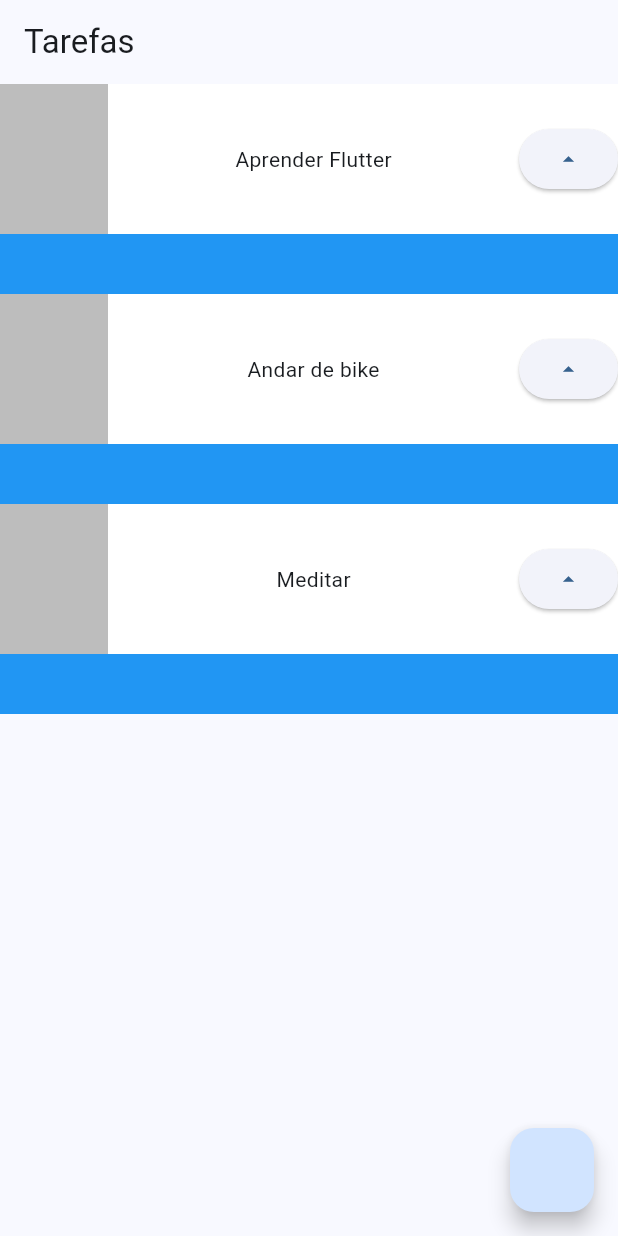
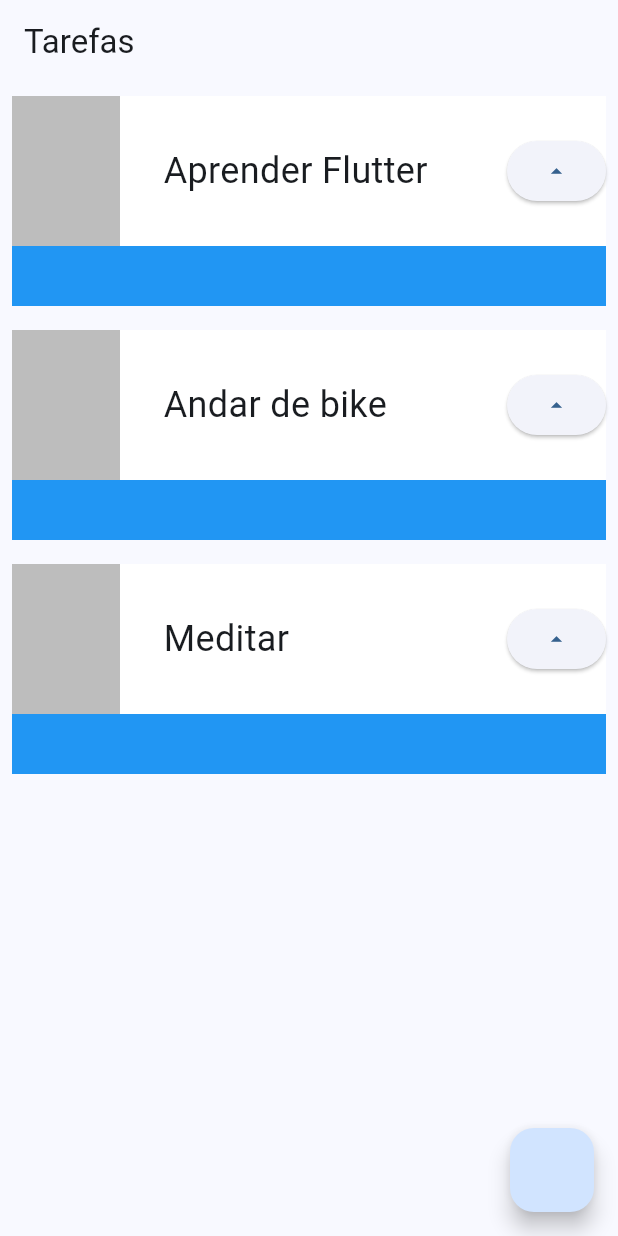
Before and after one commit to Mateuxx/Flutter-Projects, a Flutter app: the screen it shows after launch, on a phone screen of 412 x 824 dp. Run offline on Flutter 3.47's test engine with Material 3 defaults, Android fonts, the phone set to English and light mode, and no system bars.

Commit message:
Implementando ListView e Padding:  - ListView  - Overflow de textos  - Paddin de um container

```diff
--- a/lib/main.dart
+++ b/lib/main.dart
@@ -21,7 +21,7 @@ class MyApp extends StatelessWidget {
         appBar: AppBar(
           title: Text("Tarefas"),
         ),
-        body: Column(
+        body: ListView(
           children: [
             Task('Aprender Flutter'),
             Task('Andar de bike'),
@@ -42,7 +42,9 @@ class Task extends StatelessWidget {
   const Task(this.nome, {super.key}); //Construtor
   @override
   Widget build(BuildContext context) {
-    return Container(
+    return Padding(
+      padding: const EdgeInsets.all(8.0),
+      child: Container(
         child: Stack(
           children: [
             Container(
@@ -60,7 +62,16 @@ class Task extends StatelessWidget {
                     width: 72,
                     height: 100,
                   ),
-                Text(nome),
+                  Container(
+                    // Colocar o texto sobre um container para evitar overflow
+                    width: 200,
+                    child: Text(
+                      nome,
+                      style: TextStyle(fontSize: 24),
+                      overflow: TextOverflow
+                          .ellipsis, //caso de overflow no meu texto - 3 pontinhos fica subentendido
+                    ),
+                  ),
                   ElevatedButton(
                       onPressed: () {}, child: Icon(Icons.arrow_drop_up))
                 ],
@@ -68,6 +79,7 @@ class Task extends StatelessWidget {
             )
           ],
         ),
+      ),
     );
   }
 }
```
Lines whose indentation alone changed are shown as unchanged.
